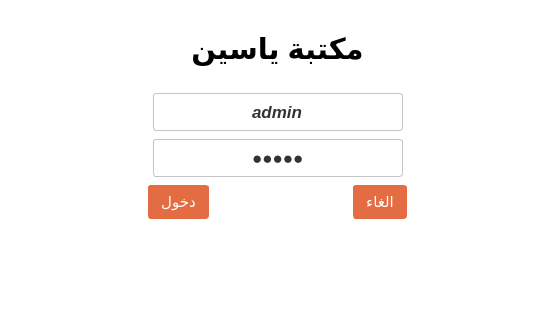
The window that login.ui (ashraf-kx/maktaba-assistant) describes before a commit, drawn with Qt 5.
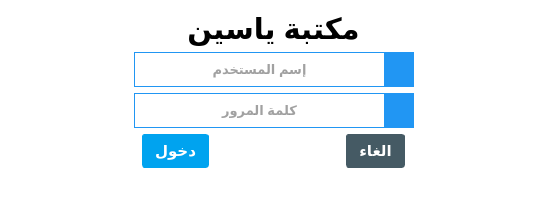
The same window after the commit. Icons and pictures are not drawn.

Commit message: changing the style 2 MD

```diff
--- a/login.ui
+++ b/login.ui
@@ -6,8 +6,8 @@
    <rect>
     <x>0</x>
     <y>0</y>
-    <width>555</width>
-    <height>312</height>
+    <width>547</width>
+    <height>220</height>
    </rect>
   </property>
   <property name="windowTitle">
@@ -40,7 +40,10 @@
     </widget>
    </item>
    <item>
-    <layout class="QHBoxLayout" name="horizontalLayout">
+    <layout class="QHBoxLayout" name="horizontalLayout_4">
+     <property name="spacing">
+      <number>0</number>
+     </property>
      <item>
       <spacer name="horizontalSpacer_7">
        <property name="orientation">
@@ -59,52 +62,43 @@
        <property name="minimumSize">
         <size>
          <width>250</width>
+         <height>35</height>
+        </size>
+       </property>
+       <property name="maximumSize">
+        <size>
+         <width>500</width>
+         <height>16777215</height>
+        </size>
+       </property>
+       <property name="baseSize">
+        <size>
+         <width>0</width>
          <height>0</height>
         </size>
        </property>
        <property name="font">
         <font>
-         <family>arial</family>
-         <pointsize>13</pointsize>
+         <pointsize>10</pointsize>
          <weight>75</weight>
-         <italic>true</italic>
          <bold>true</bold>
         </font>
        </property>
-       <property name="toolTip">
-        <string extracomment="يرجى ادخال اسم المستخدم في الخانة المخصصة له"/>
+       <property name="layoutDirection">
+        <enum>Qt::LeftToRight</enum>
        </property>
-       <property name="whatsThis">
-        <string extracomment="يرجى ادخال اسم المستخدم في الخانة المخصصة"/>
+       <property name="autoFillBackground">
+        <bool>false</bool>
        </property>
        <property name="styleSheet">
         <string notr="true">QLineEdit
 {
 
- margin-bottom: 2px;   
-    padding: 7px 8px;
-        padding-top: 7px;
-        padding-bottom: 7px;
-    outline: medium none;
-        outline-width: medium;
-        outline-style: none;
-        outline-color: -moz-use-text-color;
-    color: #333;
+
+	color: rgb(68, 68, 68);
     background-color: #FFF;
-    background-repeat: no-repeat;
-    background-position: right center;
-    border: 1px solid #c5c5c5;
-        border-top-width: 1px;
-        border-bottom-width: 1px;
-        border-top-style: solid;
-        border-bottom-style: solid;
-        border-top-color: #c5c5c5;
-        border-bottom-color: #c5c5c5;      
-    border-radius: 3px;
-        border-top-left-radius: 3px;
-        border-top-right-radius: 3px;
-        border-bottom-right-radius: 3px;
-        border-bottom-left-radius: 3px;
+    border: 1px solid #2196F3;   
+	border-right:0px solid #FFFFFF;
     vertical-align: middle;
 }
 QLineEdit:hover
@@ -115,9 +109,6 @@
 
 }</string>
        </property>
-       <property name="text">
-        <string>admin</string>
-       </property>
        <property name="maxLength">
         <number>50</number>
        </property>
@@ -130,7 +121,48 @@
       </widget>
      </item>
      <item>
-      <spacer name="horizontalSpacer_6">
+      <widget class="QLabel" name="label_2">
+       <property name="minimumSize">
+        <size>
+         <width>30</width>
+         <height>30</height>
+        </size>
+       </property>
+       <property name="maximumSize">
+        <size>
+         <width>35</width>
+         <height>35</height>
+        </size>
+       </property>
+       <property name="font">
+        <font>
+         <strikeout>false</strikeout>
+        </font>
+       </property>
+       <property name="layoutDirection">
+        <enum>Qt::LeftToRight</enum>
+       </property>
+       <property name="styleSheet">
+        <string notr="true">QLabel{
+background-color: #2196F3;
+}</string>
+       </property>
+       <property name="text">
+        <string/>
+       </property>
+       <property name="pixmap">
+        <pixmap resource="Icons.qrc">:/Icons/ic_perm_identity_white_2x.png</pixmap>
+       </property>
+       <property name="scaledContents">
+        <bool>true</bool>
+       </property>
+       <property name="indent">
+        <number>0</number>
+       </property>
+      </widget>
+     </item>
+     <item>
+      <spacer name="horizontalSpacer_10">
        <property name="orientation">
         <enum>Qt::Horizontal</enum>
        </property>
@@ -145,7 +177,10 @@
     </layout>
    </item>
    <item>
-    <layout class="QHBoxLayout" name="horizontalLayout_2">
+    <layout class="QHBoxLayout" name="horizontalLayout_5">
+     <property name="spacing">
+      <number>0</number>
+     </property>
      <item>
       <spacer name="horizontalSpacer_4">
        <property name="orientation">
@@ -164,46 +199,43 @@
        <property name="minimumSize">
         <size>
          <width>250</width>
+         <height>35</height>
+        </size>
+       </property>
+       <property name="maximumSize">
+        <size>
+         <width>500</width>
+         <height>16777215</height>
+        </size>
+       </property>
+       <property name="baseSize">
+        <size>
+         <width>0</width>
          <height>0</height>
         </size>
        </property>
        <property name="font">
         <font>
-         <family>arial</family>
-         <pointsize>13</pointsize>
+         <pointsize>10</pointsize>
          <weight>75</weight>
-         <italic>true</italic>
          <bold>true</bold>
         </font>
        </property>
+       <property name="layoutDirection">
+        <enum>Qt::LeftToRight</enum>
+       </property>
+       <property name="autoFillBackground">
+        <bool>false</bool>
+       </property>
        <property name="styleSheet">
         <string notr="true">QLineEdit
 {
 
- margin-bottom: 2px;   
-    padding: 7px 8px;
-        padding-top: 7px;
-        padding-bottom: 7px;
-    outline: medium none;
-        outline-width: medium;
-        outline-style: none;
-        outline-color: -moz-use-text-color;
-    color: #333;
+
+	color: rgb(68, 68, 68);
     background-color: #FFF;
-    background-repeat: no-repeat;
-    background-position: right center;
-    border: 1px solid #c5c5c5;
-        border-top-width: 1px;
-        border-bottom-width: 1px;
-        border-top-style: solid;
-        border-bottom-style: solid;
-        border-top-color: #c5c5c5;
-        border-bottom-color: #c5c5c5;      
-    border-radius: 3px;
-        border-top-left-radius: 3px;
-        border-top-right-radius: 3px;
-        border-bottom-right-radius: 3px;
-        border-bottom-left-radius: 3px;
+    border: 1px solid #2196F3;   
+	border-right:0px solid #FFFFFF;
     vertical-align: middle;
 }
 QLineEdit:hover
@@ -214,9 +246,6 @@
 
 }</string>
        </property>
-       <property name="text">
-        <string>admin</string>
-       </property>
        <property name="maxLength">
         <number>50</number>
        </property>
@@ -232,7 +261,48 @@
       </widget>
      </item>
      <item>
-      <spacer name="horizontalSpacer_5">
+      <widget class="QLabel" name="label_3">
+       <property name="minimumSize">
+        <size>
+         <width>30</width>
+         <height>30</height>
+        </size>
+       </property>
+       <property name="maximumSize">
+        <size>
+         <width>35</width>
+         <height>35</height>
+        </size>
+       </property>
+       <property name="font">
+        <font>
+         <strikeout>false</strikeout>
+        </font>
+       </property>
+       <property name="layoutDirection">
+        <enum>Qt::LeftToRight</enum>
+       </property>
+       <property name="styleSheet">
+        <string notr="true">QLabel{
+background-color: #2196F3;
+}</string>
+       </property>
+       <property name="text">
+        <string/>
+       </property>
+       <property name="pixmap">
+        <pixmap resource="Icons.qrc">:/Icons/ic_vpn_key_white_2x.png</pixmap>
+       </property>
+       <property name="scaledContents">
+        <bool>true</bool>
+       </property>
+       <property name="indent">
+        <number>0</number>
+       </property>
+      </widget>
+     </item>
+     <item>
+      <spacer name="horizontalSpacer_11">
        <property name="orientation">
         <enum>Qt::Horizontal</enum>
        </property>
@@ -263,6 +333,15 @@
      </item>
      <item>
       <widget class="QPushButton" name="BT_login">
+       <property name="font">
+        <font>
+         <family>Ubuntu</family>
+         <pointsize>-1</pointsize>
+         <weight>75</weight>
+         <bold>true</bold>
+         <kerning>false</kerning>
+        </font>
+       </property>
        <property name="styleSheet">
         <string notr="true">QPushButton
 {
@@ -274,20 +353,15 @@
     font-family: Ubuntu;
     color: #ffffff;
     white-space: nowrap;
-    background-color: #E36C43;
+    background-color: rgb(0, 163, 239);
    
     border-radius: 3px;
         border-top-left-radius: 3px;
         border-top-right-radius: 3px;
         border-bottom-right-radius: 3px;
         border-bottom-left-radius: 3px;
-    border: 1px solid #E36C43;
-        border-top-width: 1px;
-        border-bottom-width: 1px;
-        border-top-style: solid;
-        border-bottom-style: solid;
-        border-top-color: #E36C43;
-        border-bottom-color: #E36C43;
+    border: 1px solid rgb(0, 163, 239);
+       
     vertical-align: middle;
 }
 
@@ -302,6 +376,16 @@
        <property name="text">
         <string>دخول</string>
        </property>
+       <property name="icon">
+        <iconset resource="Icons.qrc">
+         <normaloff>:/Icons/ic_done_white_24dp.png</normaloff>:/Icons/ic_done_white_24dp.png</iconset>
+       </property>
+       <property name="iconSize">
+        <size>
+         <width>25</width>
+         <height>25</height>
+        </size>
+       </property>
        <property name="shortcut">
         <string>Return</string>
        </property>
@@ -314,7 +398,7 @@
        </property>
        <property name="sizeHint" stdset="0">
         <size>
-         <width>40</width>
+         <width>20</width>
          <height>20</height>
         </size>
        </property>
@@ -322,6 +406,15 @@
      </item>
      <item>
       <widget class="QPushButton" name="BT_cancel">
+       <property name="font">
+        <font>
+         <family>Ubuntu</family>
+         <pointsize>-1</pointsize>
+         <weight>75</weight>
+         <bold>true</bold>
+         <kerning>false</kerning>
+        </font>
+       </property>
        <property name="styleSheet">
         <string notr="true">QPushButton
 {
@@ -333,20 +426,15 @@
     font-family: Ubuntu;
     color: #ffffff;
     white-space: nowrap;
-    background-color: #E36C43;
+    background-color:#455A64;
    
     border-radius: 3px;
         border-top-left-radius: 3px;
         border-top-right-radius: 3px;
         border-bottom-right-radius: 3px;
         border-bottom-left-radius: 3px;
-    border: 1px solid #E36C43;
-        border-top-width: 1px;
-        border-bottom-width: 1px;
-        border-top-style: solid;
-        border-bottom-style: solid;
-        border-top-color: #E36C43;
-        border-bottom-color: #E36C43;
+    border: 1px solid #455A64;
+       
     vertical-align: middle;
 }
 
@@ -356,11 +444,22 @@
 color: #ffffff;
 
 }
+
 </string>
        </property>
        <property name="text">
         <string>الغاء</string>
        </property>
+       <property name="icon">
+        <iconset resource="Icons.qrc">
+         <normaloff>:/Icons/ic_clear_white_2x.png</normaloff>:/Icons/ic_clear_white_2x.png</iconset>
+       </property>
+       <property name="iconSize">
+        <size>
+         <width>25</width>
+         <height>25</height>
+        </size>
+       </property>
        <property name="shortcut">
         <string>Esc</string>
        </property>
```
Left out of the diff: 36 changed lines with no effect on the pictures.
